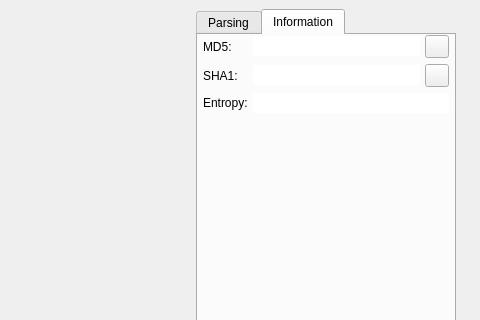
The window that src/widgets/HexdumpWidget.ui (rizinorg/cutter) describes before a commit, drawn with Qt 5; both pictures show x 479 to 959 and y 0 to 320 of the 959 by 807 pixel window.
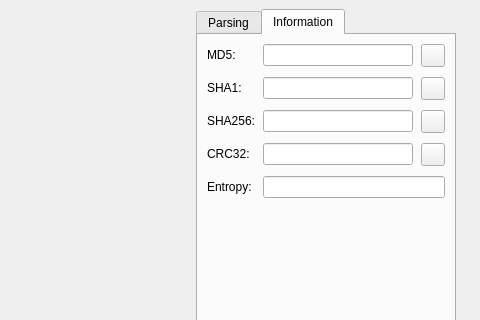
The same window after the commit. The open tabs and pages were chosen to show the change. Icons and pictures are not drawn. Custom widgets are drawn as their Qt base class.

Commit message:
Add sha256 and crc32 to the hexdump widget (#2006)
* Add SHA256 and CRC32 to hexdump widget
* Fix layout
* Add copied-to-clipboard messages

Diff of the .ui file:
```diff
--- a/src/widgets/HexdumpWidget.ui
+++ b/src/widgets/HexdumpWidget.ui
@@ -334,151 +334,227 @@
         </layout>
        </widget>
        <widget class="QWidget" name="tabHistogram_2">
+        <property name="sizePolicy">
+         <sizepolicy hsizetype="Expanding" vsizetype="Preferred">
+          <horstretch>0</horstretch>
+          <verstretch>0</verstretch>
+         </sizepolicy>
+        </property>
         <attribute name="title">
          <string notr="true">Information</string>
         </attribute>
-        <layout class="QVBoxLayout" name="verticalLayout_25">
-         <property name="spacing">
-          <number>6</number>
-         </property>
-         <property name="leftMargin">
-          <number>0</number>
-         </property>
-         <property name="topMargin">
-          <number>0</number>
-         </property>
-         <property name="rightMargin">
-          <number>0</number>
-         </property>
-         <property name="bottomMargin">
-          <number>0</number>
-         </property>
+        <layout class="QVBoxLayout" name="verticalLayout">
          <item>
-          <layout class="QFormLayout" name="formLayout_2">
-           <property name="fieldGrowthPolicy">
-            <enum>QFormLayout::ExpandingFieldsGrow</enum>
+          <layout class="QGridLayout" name="gridLayout" columnstretch="0,0,0">
+           <property name="sizeConstraint">
+            <enum>QLayout::SetDefaultConstraint</enum>
            </property>
-           <property name="labelAlignment">
-            <set>Qt::AlignLeading|Qt::AlignLeft|Qt::AlignVCenter</set>
-           </property>
-           <property name="formAlignment">
-            <set>Qt::AlignHCenter|Qt::AlignTop</set>
+           <property name="rightMargin">
+            <number>0</number>
            </property>
            <property name="horizontalSpacing">
-            <number>5</number>
+            <number>8</number>
            </property>
            <property name="verticalSpacing">
-            <number>6</number>
+            <number>10</number>
            </property>
-           <property name="leftMargin">
-            <number>5</number>
-           </property>
-           <property name="rightMargin">
-            <number>5</number>
-           </property>
-           <item row="1" column="0">
-            <widget class="QLabel" name="label_8">
+           <item row="3" column="0">
+            <widget class="QLabel" name="labelSHA256">
              <property name="sizePolicy">
-              <sizepolicy hsizetype="Fixed" vsizetype="Preferred">
+              <sizepolicy hsizetype="Fixed" vsizetype="Fixed">
                <horstretch>0</horstretch>
                <verstretch>0</verstretch>
               </sizepolicy>
              </property>
+             <property name="midLineWidth">
+              <number>4</number>
+             </property>
              <property name="text">
-              <string>MD5:</string>
+              <string>SHA256:</string>
              </property>
             </widget>
            </item>
            <item row="1" column="1">
-            <layout class="QHBoxLayout" name="horizontalLayout_8">
-             <property name="spacing">
-              <number>5</number>
+            <widget class="QLineEdit" name="bytesMD5">
+             <property name="sizePolicy">
+              <sizepolicy hsizetype="Expanding" vsizetype="Fixed">
+               <horstretch>0</horstretch>
+               <verstretch>0</verstretch>
+              </sizepolicy>
              </property>
-             <item>
-              <widget class="QLineEdit" name="bytesMD5">
-               <property name="sizePolicy">
-                <sizepolicy hsizetype="Expanding" vsizetype="Fixed">
-                 <horstretch>0</horstretch>
-                 <verstretch>0</verstretch>
-                </sizepolicy>
-               </property>
-               <property name="frame">
-                <bool>false</bool>
-               </property>
-               <property name="readOnly">
-                <bool>true</bool>
-               </property>
-              </widget>
-             </item>
-             <item>
-              <widget class="QToolButton" name="copyMD5">
-               <property name="toolTip">
-                <string notr="true">Copy MD5</string>
-               </property>
-               <property name="text">
-                <string notr="true"/>
-               </property>
-              </widget>
-             </item>
-            </layout>
+             <property name="frame">
+              <bool>true</bool>
+             </property>
+             <property name="alignment">
+              <set>Qt::AlignJustify|Qt::AlignVCenter</set>
+             </property>
+             <property name="readOnly">
+              <bool>true</bool>
+             </property>
+            </widget>
            </item>
            <item row="2" column="0">
-            <widget class="QLabel" name="label_9">
+            <widget class="QLabel" name="labelSHA1">
+             <property name="sizePolicy">
+              <sizepolicy hsizetype="Fixed" vsizetype="Fixed">
+               <horstretch>0</horstretch>
+               <verstretch>0</verstretch>
+              </sizepolicy>
+             </property>
              <property name="text">
               <string>SHA1:</string>
              </property>
             </widget>
            </item>
-           <item row="2" column="1">
-            <layout class="QHBoxLayout" name="horizontalLayout_9">
-             <property name="spacing">
-              <number>5</number>
+           <item row="3" column="2" alignment="Qt::AlignRight">
+            <widget class="QToolButton" name="copySHA256">
+             <property name="toolTip">
+              <string>Copy SHA256</string>
              </property>
-             <item>
-              <widget class="QLineEdit" name="bytesSHA1">
-               <property name="sizePolicy">
-                <sizepolicy hsizetype="Expanding" vsizetype="Fixed">
-                 <horstretch>0</horstretch>
-                 <verstretch>0</verstretch>
-                </sizepolicy>
-               </property>
-               <property name="frame">
-                <bool>false</bool>
-               </property>
-               <property name="readOnly">
-                <bool>true</bool>
-               </property>
-              </widget>
-             </item>
-             <item>
-              <widget class="QToolButton" name="copySHA1">
-               <property name="toolTip">
-                <string notr="true">Copy SHA1</string>
-               </property>
-               <property name="text">
-                <string notr="true"/>
-               </property>
-              </widget>
-             </item>
-            </layout>
+             <property name="layoutDirection">
+              <enum>Qt::RightToLeft</enum>
+             </property>
+             <property name="text">
+              <string notr="true"/>
+             </property>
+            </widget>
            </item>
-           <item row="3" column="0">
-            <widget class="QLabel" name="label_10">
+           <item row="2" column="2">
+            <widget class="QToolButton" name="copySHA1">
+             <property name="toolTip">
+              <string notr="true">Copy SHA1</string>
+             </property>
+             <property name="layoutDirection">
+              <enum>Qt::RightToLeft</enum>
+             </property>
+             <property name="text">
+              <string notr="true"/>
+             </property>
+            </widget>
+           </item>
+           <item row="4" column="1">
+            <widget class="QLineEdit" name="bytesCRC32">
+             <property name="frame">
+              <bool>true</bool>
+             </property>
+             <property name="alignment">
+              <set>Qt::AlignJustify|Qt::AlignVCenter</set>
+             </property>
+             <property name="readOnly">
+              <bool>true</bool>
+             </property>
+            </widget>
+           </item>
+           <item row="4" column="2" alignment="Qt::AlignRight">
+            <widget class="QToolButton" name="copyCRC32">
+             <property name="toolTip">
+              <string>Copy CRC32</string>
+             </property>
+             <property name="layoutDirection">
+              <enum>Qt::RightToLeft</enum>
+             </property>
+             <property name="text">
+              <string notr="true"/>
+             </property>
+            </widget>
+           </item>
+           <item row="5" column="1" colspan="2">
+            <widget class="QLineEdit" name="bytesEntropy">
+             <property name="sizePolicy">
+              <sizepolicy hsizetype="Expanding" vsizetype="Fixed">
+               <horstretch>0</horstretch>
+               <verstretch>0</verstretch>
+              </sizepolicy>
+             </property>
+             <property name="frame">
+              <bool>true</bool>
+             </property>
+             <property name="alignment">
+              <set>Qt::AlignJustify|Qt::AlignVCenter</set>
+             </property>
+             <property name="readOnly">
+              <bool>true</bool>
+             </property>
+            </widget>
+           </item>
+           <item row="5" column="0" alignment="Qt::AlignLeft">
+            <widget class="QLabel" name="labelEntropy">
+             <property name="sizePolicy">
+              <sizepolicy hsizetype="Fixed" vsizetype="Fixed">
+               <horstretch>0</horstretch>
+               <verstretch>0</verstretch>
+              </sizepolicy>
+             </property>
              <property name="text">
               <string>Entropy:</string>
              </property>
             </widget>
            </item>
+           <item row="2" column="1">
+            <widget class="QLineEdit" name="bytesSHA1">
+             <property name="sizePolicy">
+              <sizepolicy hsizetype="Expanding" vsizetype="Fixed">
+               <horstretch>0</horstretch>
+               <verstretch>0</verstretch>
+              </sizepolicy>
+             </property>
+             <property name="frame">
+              <bool>true</bool>
+             </property>
+             <property name="alignment">
+              <set>Qt::AlignJustify|Qt::AlignVCenter</set>
+             </property>
+             <property name="readOnly">
+              <bool>true</bool>
+             </property>
+            </widget>
+           </item>
+           <item row="1" column="0">
+            <widget class="QLabel" name="labelMD5">
+             <property name="sizePolicy">
+              <sizepolicy hsizetype="Fixed" vsizetype="Fixed">
+               <horstretch>0</horstretch>
+               <verstretch>0</verstretch>
+              </sizepolicy>
+             </property>
+             <property name="text">
+              <string>MD5:</string>
+             </property>
+            </widget>
+           </item>
+           <item row="4" column="0">
+            <widget class="QLabel" name="labelCRC32">
+             <property name="sizePolicy">
+              <sizepolicy hsizetype="Fixed" vsizetype="Fixed">
+               <horstretch>0</horstretch>
+               <verstretch>0</verstretch>
+              </sizepolicy>
+             </property>
+             <property name="text">
+              <string>CRC32:</string>
+             </property>
+            </widget>
+           </item>
+           <item row="1" column="2">
+            <widget class="QToolButton" name="copyMD5">
+             <property name="toolTip">
+              <string notr="true">Copy MD5</string>
+             </property>
+             <property name="layoutDirection">
+              <enum>Qt::RightToLeft</enum>
+             </property>
+             <property name="text">
+              <string notr="true"/>
+             </property>
+            </widget>
+           </item>
            <item row="3" column="1">
-            <widget class="QLineEdit" name="bytesEntropy">
-             <property name="sizePolicy">
-              <sizepolicy hsizetype="Expanding" vsizetype="Fixed">
-               <horstretch>0</horstretch>
-               <verstretch>0</verstretch>
-              </sizepolicy>
-             </property>
+            <widget class="QLineEdit" name="bytesSHA256">
              <property name="frame">
-              <bool>false</bool>
+              <bool>true</bool>
+             </property>
+             <property name="alignment">
+              <set>Qt::AlignJustify|Qt::AlignVCenter</set>
              </property>
              <property name="readOnly">
               <bool>true</bool>
@@ -487,6 +563,19 @@
            </item>
           </layout>
          </item>
+         <item>
+          <spacer name="verticalSpacer">
+           <property name="orientation">
+            <enum>Qt::Vertical</enum>
+           </property>
+           <property name="sizeHint" stdset="0">
+            <size>
+             <width>20</width>
+             <height>40</height>
+            </size>
+           </property>
+          </spacer>
+         </item>
         </layout>
        </widget>
       </widget>
```
Left out of the diff: 2 changed lines with no effect on the pictures. The commit also changes 2 other files.
